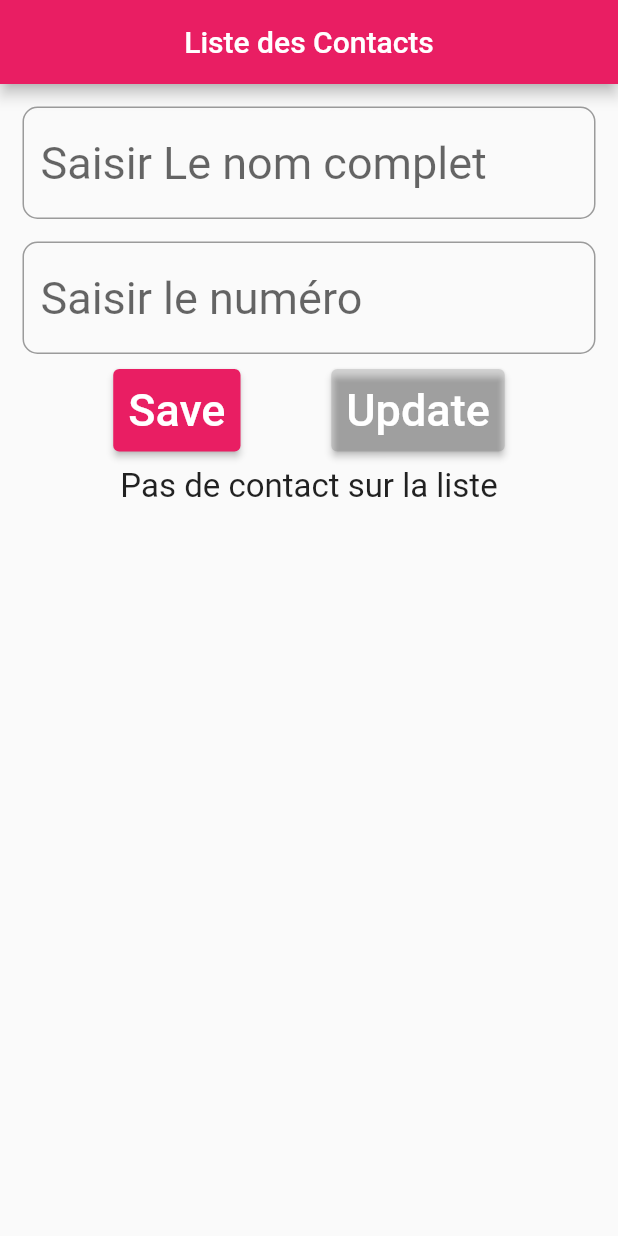
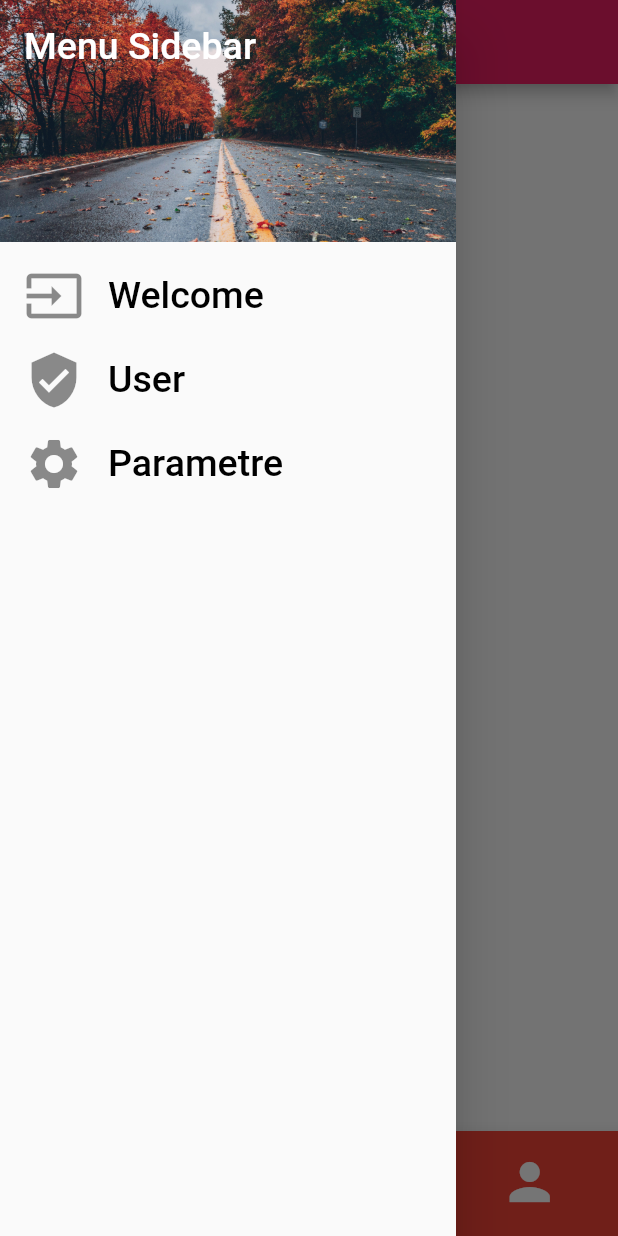
Before and after one commit to makhmadane96/mobile_rsx_dakar, a Flutter app: the screen it shows after launch, with the side drawer open (before the commit the screen has no drawer), on a phone screen of 412 x 824 dp. Run offline on Flutter 3.47's test engine with Material 2 defaults, Android fonts, the phone set to English and light mode, and no system bars.

Commit message:
bottom bar et sidebar

```diff
--- a/lib/HomePage.dart
+++ b/lib/HomePage.dart
@@ -1,5 +1,6 @@
 import 'package:flutter/material.dart';
 import 'package:mobile_rsx/Contact.dart';
+import 'package:mobile_rsx/Search.dart';
 
 class HomePage extends StatefulWidget {
   @override
@@ -9,152 +10,98 @@ class HomePage extends StatefulWidget {
 }
 
 class _HomePageState extends State<HomePage> {
-  TextEditingController nomComplet = TextEditingController();
-  TextEditingController numero = TextEditingController();
-  List<Contact> contacts = List.empty(growable: true);
-  bool verif = false;
-  int selectedIndex = -1;
 
-  TextField createTextField( TextEditingController val, TextInputType type, String text){
-      return TextField(
-        controller: val ,
-        style: TextStyle(fontSize: 30),
-        keyboardType: type,
-        decoration: InputDecoration(
-            hintText: text,
-            border: OutlineInputBorder(
-                borderRadius: BorderRadius.all(Radius.circular(10)))),
-      ) ;
+  int position = 0;
+
+  final List<Widget> _widgetsOptions = [
+    Text("Home",style: TextStyle(fontSize:40)),
+    SearchPage(),
+    Text("Contact",style: TextStyle(fontSize:40))
+  ];
+
+  void _positionPage(int index){
+      setState(() {
+        position = index;
+      });
   }
+
 
   @override
   Widget build(BuildContext context) {
     return Scaffold(
+      drawer: Drawer(
+        child: ListView(
+          children: [
+            DrawerHeader(
+                child:Text(
+                    "Menu Sidebar",
+                  style: TextStyle(color: Colors.white,fontSize: 25),
+                ),
+              decoration: BoxDecoration(
+                color: Colors.green,
+                image: DecorationImage(
+                  fit: BoxFit.cover,
+                  image: AssetImage('assets/images/photo.jpg')
+                )
+              ),
+            ),
+            ListTile(
+              leading: Icon(Icons.input,size: 40),
+              title: Text('Welcome',style:  TextStyle(color: Colors.black,fontSize: 25)),
+              onTap: ()=>{
+                   // Navigator.of(context).pop()
+                Navigator.of(context).push(MaterialPageRoute(builder: (context )=> SearchPage()))
+              },
+            ),
+            ListTile(
+              leading: Icon(Icons.verified_user,size: 40),
+              title: Text('User',style:  TextStyle(color: Colors.black,fontSize: 25)),
+              onTap: ()=>{},
+            ),
+            ListTile(
+              leading: Icon(Icons.settings,size: 40),
+              title: Text('Parametre',style:  TextStyle(color: Colors.black,fontSize: 25)),
+              onTap: ()=>{},
+            )
+          ],
+        ),
+      ),
       appBar: AppBar(
         backgroundColor: Colors.pink,
         centerTitle: true,
         title: Text("Liste des Contacts"),
       ),
       body: Container(
-        padding: EdgeInsets.all(15.0),
-        child: Column(
-          children: [
-            createTextField(nomComplet,TextInputType.text, "Saisir Le nom complet"),
-            SizedBox(height: 15),
-            createTextField(numero, TextInputType.number, "Saisir le numéro")
-            ,
-            SizedBox(height: 10),
-            Row(
-              mainAxisAlignment: MainAxisAlignment.spaceEvenly,
-              children: [
-                ElevatedButton(
-                  onPressed: this.verif == true
-                      ? null
-                      : () {
-                          String nomc = nomComplet.text;
-                          String num = numero.text;
-                          if (nomc.isNotEmpty && num.isNotEmpty) {
-                            setState(() {
-                              nomComplet.text = "";
-                              numero.text = "";
-                              contacts.add(Contact(name: nomc, numero: num));
-                            });
-                          }
-                        },
-                  child: Text("Save", style: TextStyle(fontSize: 30)),
-                  style: ButtonStyle(
-                      padding: MaterialStatePropertyAll(EdgeInsets.all(10)),
-                      backgroundColor: this.verif
-                          ? MaterialStatePropertyAll(Colors.black12)
-                          : MaterialStatePropertyAll(Colors.pink),
-                      mouseCursor: MaterialStateMouseCursor.clickable),
-                ),
-                ElevatedButton(
-                    onPressed: () {
-                      String nom = nomComplet.text.trim();
-                      String tel = numero.text.trim();
-                      if (nom.isNotEmpty && tel.isNotEmpty) {
-                        setState(() {
-                          nomComplet.text = "";
-                          numero.text = "";
-                          contacts[selectedIndex].name = nom;
-                          contacts[selectedIndex].numero = tel;
-                          this.verif = false;
-                        });
-                      }
-                    },
-                    child: Text("Update", style: TextStyle(fontSize: 30)),
-                    style: ButtonStyle(
-                      padding: MaterialStatePropertyAll(EdgeInsets.all(10)),
-                      backgroundColor: this.verif == false
-                          ? MaterialStatePropertyAll(Colors.black12)
-                          : MaterialStatePropertyAll(Colors.pink),
-                    ))
-              ],
-            ),
-            SizedBox(height: 10),
-            contacts.isEmpty
-                ? const Text(
-                    "Pas de contact sur la liste",
-                    style: TextStyle(fontSize: 22),
-                  )
-                : Expanded(
-                    child: ListView.builder(
-                        itemCount: contacts.length,
-                        itemBuilder: (context, index) => Card(
-                            child: ListTile(
-                                leading: CircleAvatar(
-                                  backgroundColor: index % 2 == 0
-                                      ? Colors.purple
-                                      : Colors.green,
-                                  child: Text(
-                                    contacts[index].name[0],
-                                    style: TextStyle(fontSize: 30),
-                                  ),
-                                ),
-                                title: Column(
-                                  crossAxisAlignment: CrossAxisAlignment.start,
-                                  children: [
-                                    Text(
-                                      contacts[index].name,
-                                      style: TextStyle(fontSize: 20),
-                                    ),
-                                    Text(
-                                      contacts[index].numero,
-                                      style: TextStyle(fontSize: 20),
-                                    )
-                                  ],
-                                ),
-                                trailing: SizedBox(
-                                  width: 70,
-                                  child: Row(
-                                    children: [
-                                      InkWell(
-                                        onTap: () {
-                                          setState(() {
-                                            this.selectedIndex = index;
-                                            this.verif = true;
-                                            nomComplet.text =
-                                                contacts[index].name;
-                                            numero.text =
-                                                contacts[index].numero;
-                                          });
-                                        },
-                                        child: Icon(Icons.edit),
-                                      ),
-                                      InkWell(
-                                        child: Icon(Icons.delete),
-                                        onTap: () {
-                                          setState(() {
-                                            contacts.removeAt(index);
-                                          });
-                                        },
-                                      )
-                                    ],
-                                  ),
-                                )))))
-          ],
-        ),
+        child: _widgetsOptions.elementAt(position),
+      ),
+
+
+      bottomNavigationBar: BottomNavigationBar(
+        items: [
+          BottomNavigationBarItem(
+              icon: Icon(Icons.home),
+              label: "Home",
+              backgroundColor: Colors.red
+          ),
+          BottomNavigationBarItem(
+              icon: Icon(Icons.search),
+              label: "Search",
+              backgroundColor: Colors.green
+          ),
+          BottomNavigationBarItem(
+              icon: Icon(Icons.person),
+              label: "Contact",
+              backgroundColor: Colors.pink
+          ),
+
+        ],
+        type: BottomNavigationBarType.shifting,
+        selectedItemColor: Colors.black,
+        iconSize: 40,
+        currentIndex: position,
+        onTap: _positionPage ,
+
+
       ),
     );
   }
--- a/pubspec.yaml
+++ b/pubspec.yaml
@@ -55,7 +55,7 @@ dev_dependencies:
 flutter:
   assets:
     - assets/images/
-
+    - images/photo.jpg
   # The following line ensures that the Material Icons font is
   # included with your application, so that you can use the icons in
   # the material Icons class.
```
Also changed, not shown: lib/Search.dart (added, +162 -0 lines).
